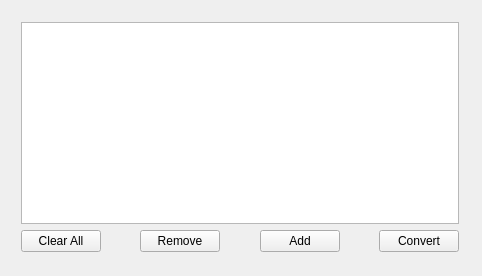
Before: the Qt Designer form QConverter/mainwindow.ui in diepdtnse03145/Nook-HD-Manga-Converter, drawn with Qt 5.
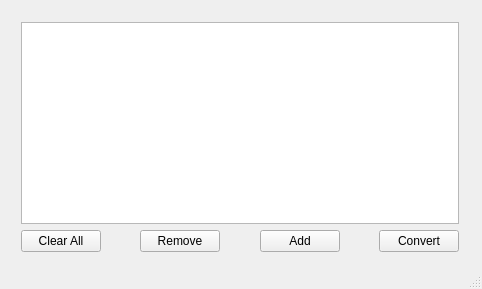
After: the same form once the commit is applied.

What changed in the file:
```diff
--- a/QConverter/mainwindow.ui
+++ b/QConverter/mainwindow.ui
@@ -7,7 +7,7 @@
     <x>0</x>
     <y>0</y>
     <width>482</width>
-    <height>276</height>
+    <height>289</height>
    </rect>
   </property>
   <property name="sizePolicy">
@@ -107,6 +107,7 @@
     </layout>
    </widget>
   </widget>
+  <widget class="QStatusBar" name="statusBar"/>
  </widget>
  <layoutdefault spacing="6" margin="11"/>
  <resources/>
```
